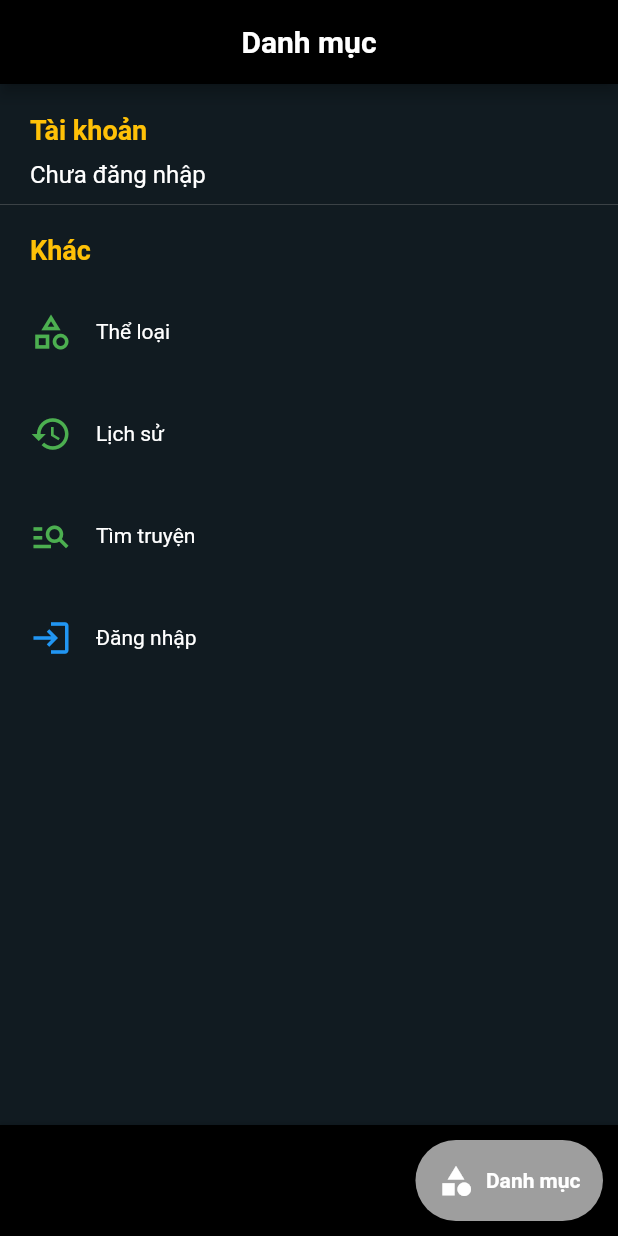
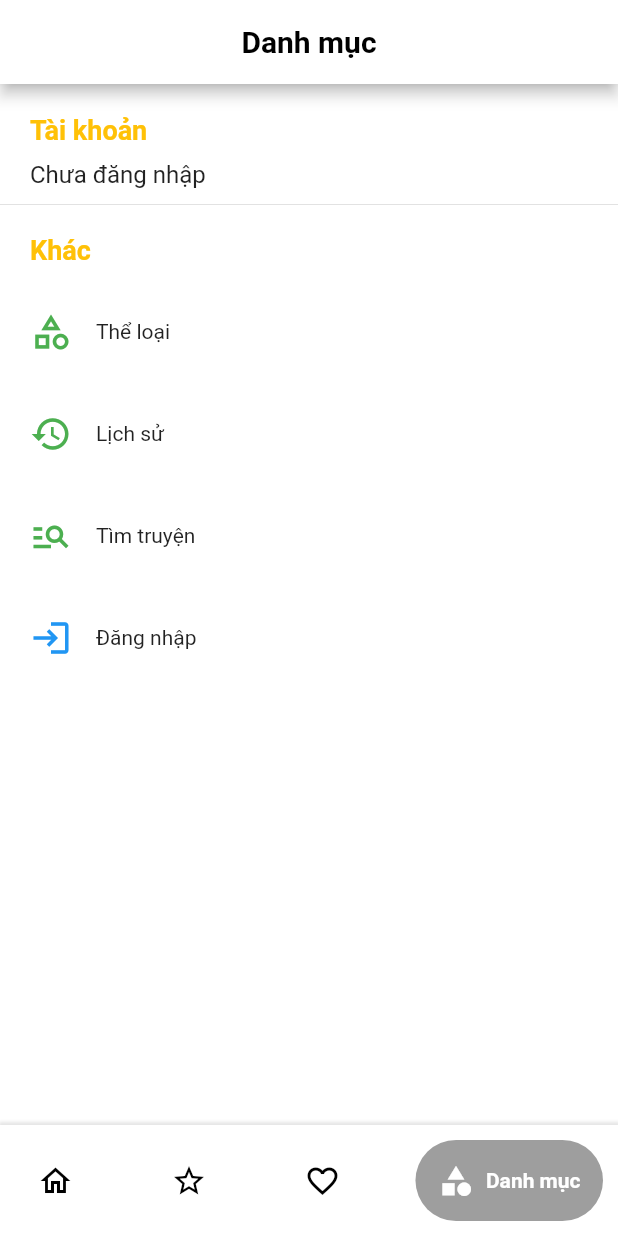
Before and after one commit to nguyenhuutu270402/flutter_comic-reading, a Flutter app: the screen it shows after launch, item 4 of the bottom bar chosen, on a phone screen of 412 x 824 dp. Run offline on Flutter 3.47's test engine with Material 2 defaults, Android fonts, the phone set to English and light mode, and no system bars; drawn by our look-alikes of google_nav_bar; our stand-ins replace bloc, cached_network_image, dio, flutter_bloc, flutter_easyloading, flutter_rating_bar and 3 more; network calls fail.

Commit message:
update 79

```diff
--- a/lib/main.dart
+++ b/lib/main.dart
@@ -29,8 +29,8 @@ void configLoading() {
 
 class MyApp extends StatelessWidget {
   const MyApp({super.key});
-  static const isDarkTheme = true;
-  // static const isDarkTheme = false;
+  // static const isDarkTheme = true;
+  static const isDarkTheme = false;
 
   // This widget is the root of your application.
   @override
--- a/lib/screens/chi_tiet/chi_tiet_page.dart
+++ b/lib/screens/chi_tiet/chi_tiet_page.dart
@@ -51,7 +51,8 @@ class _ChiTietPageState extends State<ChiTietPage> {
       appBar: AppBar(
         title: Text(
           "Thông tin truyện",
-          style: TextStyle(fontWeight: FontWeight.bold),
+          style: TextStyle(
+              fontWeight: FontWeight.bold, color: myColors.blackOrWhite),
         ),
         centerTitle: true,
         backgroundColor: myColors.whiteOrBlack,
--- a/lib/screens/danh_muc/danh_muc_page.dart
+++ b/lib/screens/danh_muc/danh_muc_page.dart
@@ -35,7 +35,8 @@ class _DanhMucPageState extends State<DanhMucPage> {
       appBar: AppBar(
         title: Text(
           "Danh mục",
-          style: TextStyle(fontWeight: FontWeight.bold),
+          style: TextStyle(
+              fontWeight: FontWeight.bold, color: myColors.blackOrWhite),
         ),
         centerTitle: true,
         backgroundColor: myColors.whiteOrBlack,
--- a/lib/screens/the_loai/the_loai_page.dart
+++ b/lib/screens/the_loai/the_loai_page.dart
@@ -1,5 +1,4 @@
 import 'package:comic_reading/common/extension/custom_theme_extension.dart';
-import 'package:comic_reading/common/widgets/header_bar_widget.dart';
 import 'package:comic_reading/common/widgets/my_grid_view_theo_loai_widget.dart';
 import 'package:comic_reading/common/widgets/touch_opacity_widget.dart';
 import 'package:comic_reading/screens/chi_tiet/model/list_tac_gia.dart';
@@ -54,7 +53,8 @@ class _TheLoaiPageState extends State<TheLoaiPage> {
       appBar: AppBar(
         title: Text(
           headerTitle,
-          style: TextStyle(fontWeight: FontWeight.bold),
+          style: TextStyle(
+              fontWeight: FontWeight.bold, color: myColors.blackOrWhite),
         ),
         centerTitle: true,
         backgroundColor: myColors.whiteOrBlack,
--- a/lib/screens/trang_chu/trang_chu_page.dart
+++ b/lib/screens/trang_chu/trang_chu_page.dart
@@ -1,5 +1,4 @@
 import 'package:comic_reading/common/extension/custom_theme_extension.dart';
-import 'package:comic_reading/common/widgets/header_bar_widget.dart';
 import 'package:comic_reading/common/widgets/my_grid_view_widget.dart';
 import 'package:comic_reading/common/widgets/slide_view_widget.dart';
 import 'package:comic_reading/common/widgets/touch_opacity_widget.dart';
@@ -35,7 +34,8 @@ class _TrangChuPageState extends State<TrangChuPage> {
       appBar: AppBar(
         title: Text(
           "Trang chủ",
-          style: TextStyle(fontWeight: FontWeight.bold),
+          style: TextStyle(
+              fontWeight: FontWeight.bold, color: myColors.blackOrWhite),
         ),
         centerTitle: true,
         backgroundColor: myColors.whiteOrBlack,
```
